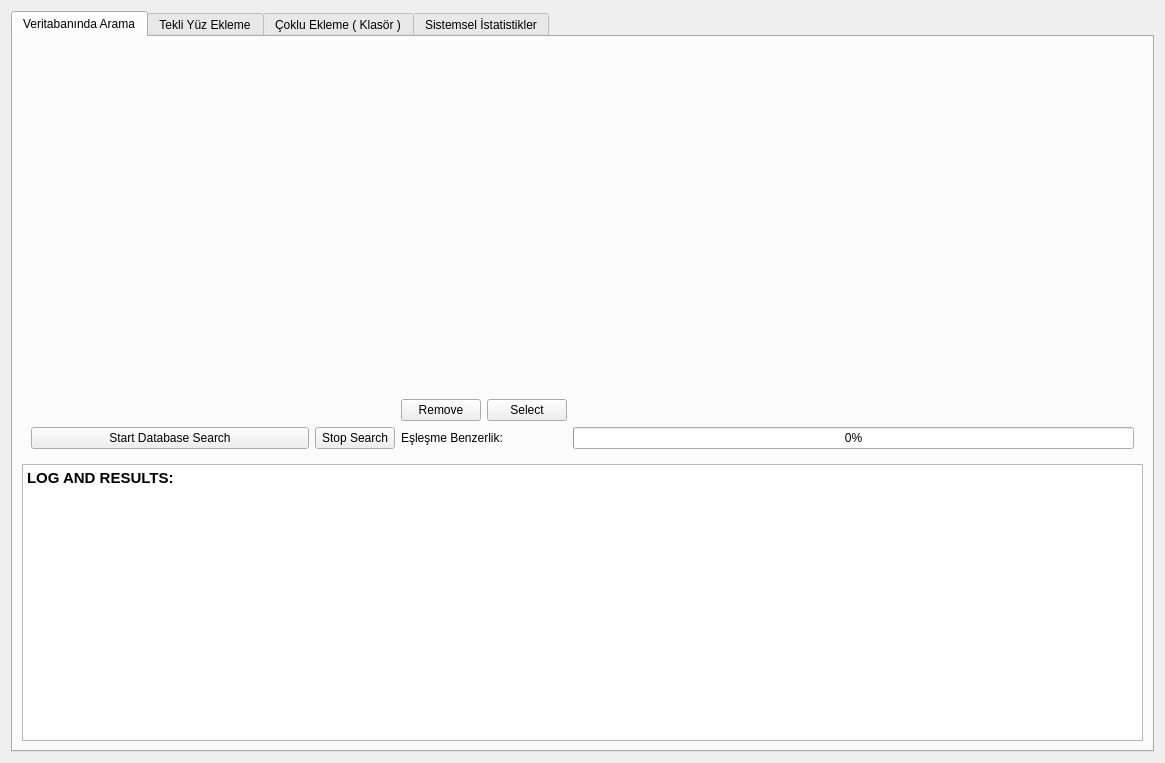
Before: the Qt Designer form raw_ui_files/FaceRecognitionScreen.ui in MehmetYukselSekeroglu/TheHive, drawn with Qt 5.
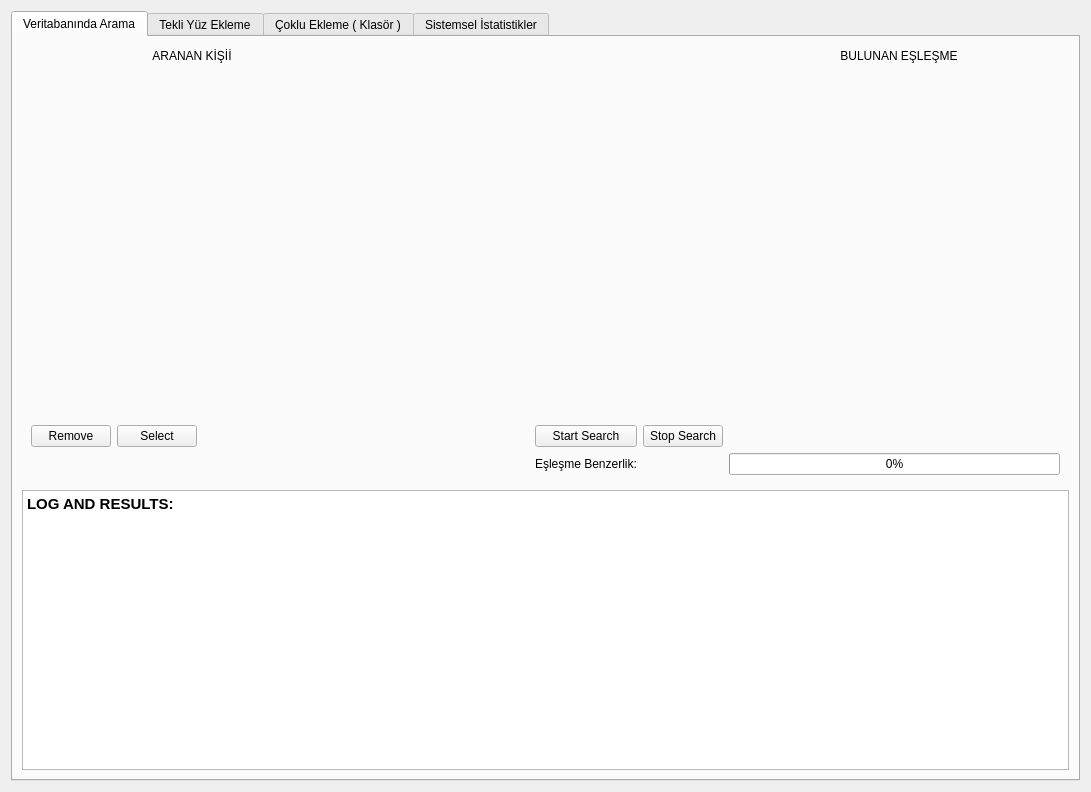
After: the same form once the commit is applied.

Commit message: Face Recognition micro bug fixed and activated

Diff of the .ui file:
```diff
--- a/raw_ui_files/FaceRecognitionScreen.ui
+++ b/raw_ui_files/FaceRecognitionScreen.ui
@@ -6,8 +6,8 @@
    <rect>
     <x>0</x>
     <y>0</y>
-    <width>1165</width>
-    <height>763</height>
+    <width>1091</width>
+    <height>792</height>
    </rect>
   </property>
   <property name="windowTitle">
@@ -24,7 +24,7 @@
        <string>Veritabanında Arama</string>
       </attribute>
       <layout class="QGridLayout" name="gridLayout_5">
-       <item row="0" column="0">
+       <item row="1" column="0">
         <widget class="QWidget" name="widget_sourceImage" native="true">
          <property name="minimumSize">
           <size>
@@ -50,6 +50,56 @@
         </widget>
        </item>
        <item row="0" column="1">
+        <spacer name="horizontalSpacer_7">
+         <property name="orientation">
+          <enum>Qt::Horizontal</enum>
+         </property>
+         <property name="sizeHint" stdset="0">
+          <size>
+           <width>40</width>
+           <height>20</height>
+          </size>
+         </property>
+        </spacer>
+       </item>
+       <item row="0" column="0">
+        <widget class="QLabel" name="label_3">
+         <property name="minimumSize">
+          <size>
+           <width>340</width>
+           <height>0</height>
+          </size>
+         </property>
+         <property name="text">
+          <string>&lt;html&gt;&lt;head/&gt;&lt;body&gt;&lt;p align=&quot;center&quot;&gt;ARANAN KİŞİİ&lt;/p&gt;&lt;/body&gt;&lt;/html&gt;</string>
+         </property>
+        </widget>
+       </item>
+       <item row="3" column="0" colspan="3">
+        <widget class="QTextBrowser" name="textBrowser_logConsole">
+         <property name="html">
+          <string>&lt;!DOCTYPE HTML PUBLIC &quot;-//W3C//DTD HTML 4.0//EN&quot; &quot;http://www.w3.org/TR/REC-html40/strict.dtd&quot;&gt;
+&lt;html&gt;&lt;head&gt;&lt;meta name=&quot;qrichtext&quot; content=&quot;1&quot; /&gt;&lt;style type=&quot;text/css&quot;&gt;
+p, li { white-space: pre-wrap; }
+&lt;/style&gt;&lt;/head&gt;&lt;body style=&quot; font-family:'Cantarell'; font-size:11pt; font-weight:400; font-style:normal;&quot;&gt;
+&lt;p style=&quot; margin-top:0px; margin-bottom:0px; margin-left:0px; margin-right:0px; -qt-block-indent:0; text-indent:0px;&quot;&gt;&lt;span style=&quot; font-weight:600;&quot;&gt;LOG AND RESULTS:&lt;/span&gt;&lt;/p&gt;&lt;/body&gt;&lt;/html&gt;</string>
+         </property>
+        </widget>
+       </item>
+       <item row="0" column="2">
+        <widget class="QLabel" name="label_4">
+         <property name="minimumSize">
+          <size>
+           <width>340</width>
+           <height>0</height>
+          </size>
+         </property>
+         <property name="text">
+          <string>&lt;html&gt;&lt;head/&gt;&lt;body&gt;&lt;p align=&quot;center&quot;&gt;BULUNAN EŞLEŞME&lt;/p&gt;&lt;/body&gt;&lt;/html&gt;</string>
+         </property>
+        </widget>
+       </item>
+       <item row="1" column="2">
         <widget class="QWidget" name="widget_decetedImage" native="true">
          <property name="minimumSize">
           <size>
@@ -74,18 +124,18 @@
          </layout>
         </widget>
        </item>
-       <item row="1" column="0" colspan="2">
+       <item row="2" column="0" colspan="3">
         <widget class="QWidget" name="widget" native="true">
          <layout class="QGridLayout" name="gridLayout_3">
-          <item row="1" column="5" colspan="2">
+          <item row="1" column="9">
            <widget class="QProgressBar" name="progressBar_benzerlikBari">
             <property name="value">
              <number>0</number>
             </property>
            </widget>
           </item>
-          <item row="0" column="6">
-           <spacer name="horizontalSpacer_3">
+          <item row="0" column="2">
+           <spacer name="horizontalSpacer">
             <property name="orientation">
              <enum>Qt::Horizontal</enum>
             </property>
@@ -97,21 +147,28 @@
             </property>
            </spacer>
           </item>
-          <item row="1" column="1">
-           <widget class="QPushButton" name="pushButton_startDbSearch">
-            <property name="text">
-             <string>Start Database Search</string>
-            </property>
-           </widget>
-          </item>
-          <item row="1" column="3" colspan="2">
+          <item row="1" column="3">
            <widget class="QLabel" name="label">
             <property name="text">
              <string>Eşleşme Benzerlik:</string>
             </property>
            </widget>
           </item>
+          <item row="0" column="1">
+           <widget class="QPushButton" name="pushButton_selectSourceImage">
+            <property name="text">
+             <string>Select</string>
+            </property>
+           </widget>
+          </item>
           <item row="0" column="3">
+           <widget class="QPushButton" name="pushButton_startDbSearch">
+            <property name="text">
+             <string>Start Search</string>
+            </property>
+           </widget>
+          </item>
+          <item row="0" column="0">
            <widget class="QPushButton" name="pushButton_removeSourceImage">
             <property name="text">
              <string>Remove</string>
@@ -119,59 +176,15 @@
            </widget>
           </item>
           <item row="0" column="4">
-           <widget class="QPushButton" name="pushButton_selectSourceImage">
-            <property name="text">
-             <string>Select</string>
-            </property>
-           </widget>
-          </item>
-          <item row="0" column="5">
-           <spacer name="horizontalSpacer">
-            <property name="orientation">
-             <enum>Qt::Horizontal</enum>
-            </property>
-            <property name="sizeHint" stdset="0">
-             <size>
-              <width>40</width>
-              <height>20</height>
-             </size>
-            </property>
-           </spacer>
-          </item>
-          <item row="1" column="2">
            <widget class="QPushButton" name="pushButton_stopSearch">
             <property name="text">
              <string>Stop Search</string>
             </property>
            </widget>
           </item>
-          <item row="0" column="1">
-           <spacer name="horizontalSpacer_2">
-            <property name="orientation">
-             <enum>Qt::Horizontal</enum>
-            </property>
-            <property name="sizeHint" stdset="0">
-             <size>
-              <width>40</width>
-              <height>20</height>
-             </size>
-            </property>
-           </spacer>
-          </item>
          </layout>
         </widget>
        </item>
-       <item row="2" column="0" colspan="2">
-        <widget class="QTextBrowser" name="textBrowser_logConsole">
-         <property name="html">
-          <string>&lt;!DOCTYPE HTML PUBLIC &quot;-//W3C//DTD HTML 4.0//EN&quot; &quot;http://www.w3.org/TR/REC-html40/strict.dtd&quot;&gt;
-&lt;html&gt;&lt;head&gt;&lt;meta name=&quot;qrichtext&quot; content=&quot;1&quot; /&gt;&lt;style type=&quot;text/css&quot;&gt;
-p, li { white-space: pre-wrap; }
-&lt;/style&gt;&lt;/head&gt;&lt;body style=&quot; font-family:'Cantarell'; font-size:11pt; font-weight:400; font-style:normal;&quot;&gt;
-&lt;p style=&quot; margin-top:0px; margin-bottom:0px; margin-left:0px; margin-right:0px; -qt-block-indent:0; text-indent:0px;&quot;&gt;&lt;span style=&quot; font-weight:600;&quot;&gt;LOG AND RESULTS:&lt;/span&gt;&lt;/p&gt;&lt;/body&gt;&lt;/html&gt;</string>
-         </property>
-        </widget>
-       </item>
       </layout>
      </widget>
      <widget class="QWidget" name="tab_SingleFaceAddTab">
```
The commit also changes 4 other files.
